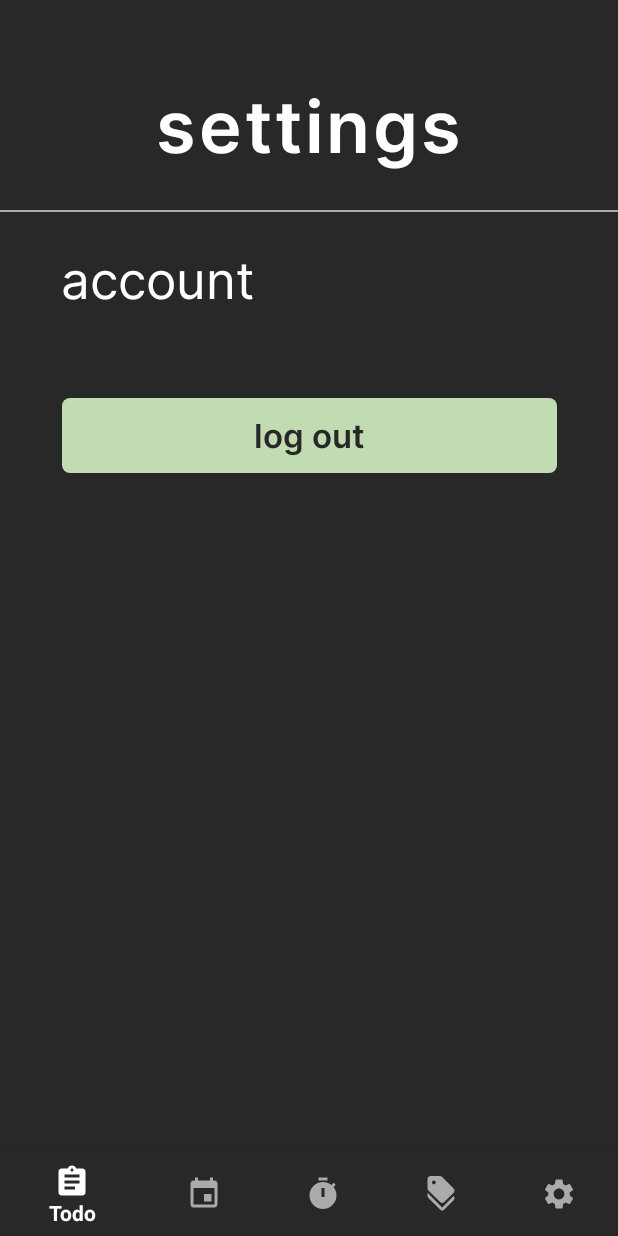
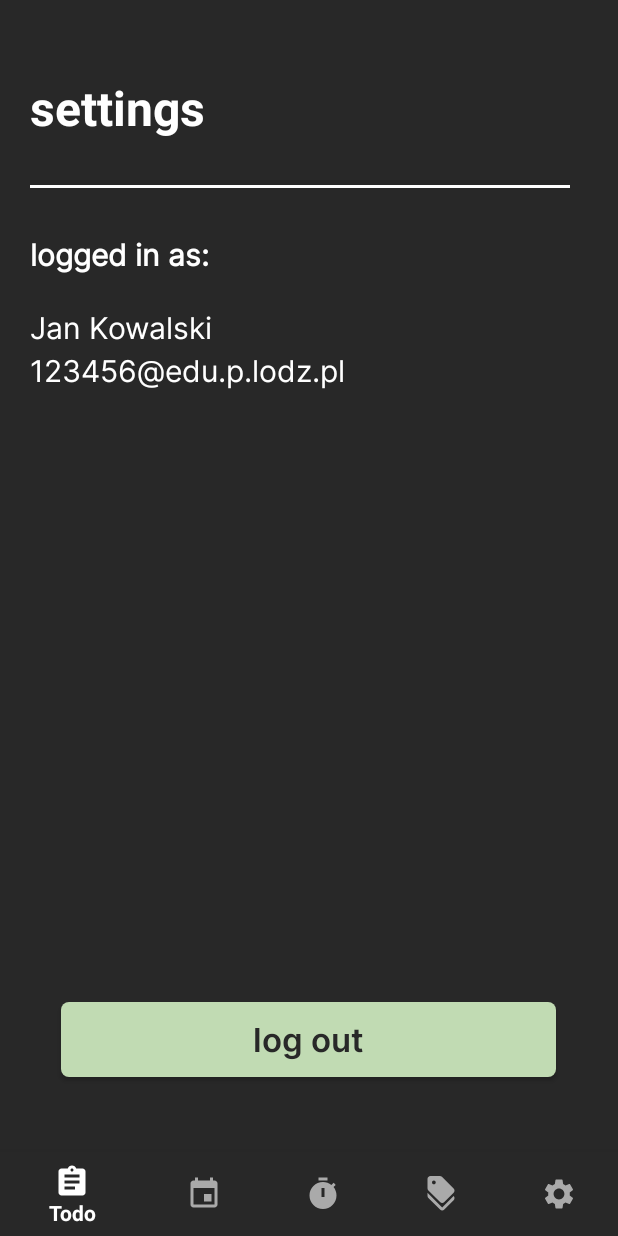
Before and after one commit to parsley026/Teeplan, an Android app: the fragment SettingsFragment placed in its activity, on a phone screen of 412 x 824 dp. Run offline under Robolectric (Android 15) with nearby library versions, the light colour scheme and no system bars; libraries missing offline, so code that uses them is left out: com.leinardi.android; 7 statements that could not run were skipped.

Commit message:
Ujednolicenie wygladu panelu ustawien

```diff
--- a/AndroidApplication/app/src/main/res/layout/fragment_settings.xml
+++ b/AndroidApplication/app/src/main/res/layout/fragment_settings.xml
@@ -1,63 +1,72 @@
 <?xml version="1.0" encoding="utf-8"?>
-<androidx.constraintlayout.widget.ConstraintLayout xmlns:android="http://schemas.android.com/apk/res/android"
+<RelativeLayout xmlns:android="http://schemas.android.com/apk/res/android"
     xmlns:app="http://schemas.android.com/apk/res-auto"
     xmlns:tools="http://schemas.android.com/tools"
+    android:layout_width="match_parent"
+    android:background="@color/colorPrimaryDark"
+    android:layout_height="match_parent"
     android:id="@+id/main"
-    android:layout_width="match_parent"
-    android:layout_height="match_parent"
-    android:textAlignment="center"
     tools:context=".LoginActivity">
-
-
     <TextView
         android:id="@+id/settingsText"
-        style="@style/AppHeaderTextStyle"
         android:layout_width="wrap_content"
         android:layout_height="wrap_content"
-        android:text="settings"
-        app:layout_constraintBottom_toBottomOf="parent"
-        app:layout_constraintEnd_toEndOf="parent"
-        app:layout_constraintStart_toStartOf="parent"
-        app:layout_constraintTop_toTopOf="parent"
-        app:layout_constraintVertical_bias="0.070" />
+        android:textStyle="bold"
+        android:textColor="@color/colorWhite"
+        android:layout_marginStart="20dp"
+        android:layout_marginBottom="20dp"
+        android:layout_marginTop="50dp"
+        android:textSize="32sp"
+        android:text="settings"/>
 
     <View
         android:id="@+id/view"
-        android:layout_width="0dp"
-        android:layout_height="1dp"
-        android:layout_weight="1"
-        android:background="@color/colorWhiteHint"
-        app:layout_constraintBottom_toBottomOf="parent"
-        app:layout_constraintStart_toStartOf="parent"
-        app:layout_constraintTop_toBottomOf="@+id/settingsText"
-        app:layout_constraintVertical_bias="0.034" />
+        android:layout_width="360dp"
+        android:layout_marginStart="20dp"
+        android:layout_height="2dp"
+        android:background="@color/colorWhite"
+        android:layout_below="@id/settingsText"
+        android:layout_marginVertical="10dp"/>
 
     <TextView
         android:id="@+id/accountText"
         style="@style/AppEntryTextStyle"
         android:layout_width="wrap_content"
         android:layout_height="wrap_content"
-        android:text="account"
-        android:textSize="34dp"
-        app:layout_constraintBottom_toBottomOf="parent"
-        app:layout_constraintEnd_toEndOf="parent"
-        app:layout_constraintHorizontal_bias="0.145"
-        app:layout_constraintStart_toStartOf="parent"
-        app:layout_constraintTop_toBottomOf="@+id/view"
-        app:layout_constraintVertical_bias="0.036" />
-
+        android:text="logged in as:"
+        android:textSize="20sp"
+        android:textStyle="bold"
+        android:layout_below="@id/view"
+        android:layout_marginStart="20dp"
+        android:layout_marginTop="20dp"
+        />
+    <TextView
+        android:id="@+id/accountInfoName"
+        style="@style/AppEntryTextStyle"
+        android:layout_width="wrap_content"
+        android:layout_height="wrap_content"
+        android:text="Jan Kowalski"
+        android:textSize="20sp"
+        android:layout_below="@id/accountText"
+        android:layout_marginStart="20dp"
+        android:layout_marginTop="20dp"
+        />
+    <TextView
+        android:id="@+id/accountInfoEmail"
+        style="@style/AppEntryTextStyle"
+        android:layout_width="wrap_content"
+        android:layout_height="wrap_content"
+        android:text="123456@edu.p.lodz.pl"
+        android:textSize="20sp"
+        android:layout_below="@id/accountInfoName"
+        android:layout_marginStart="20dp"/>
     <Button
         android:id="@+id/buttonSignOut"
         style="@style/AppButtonStyle"
         android:layout_width="330dp"
         android:layout_height="50dp"
         android:text="log out"
-        app:layout_constraintBottom_toBottomOf="parent"
-        app:layout_constraintEnd_toEndOf="parent"
-        app:layout_constraintHorizontal_bias="0.5"
-        app:layout_constraintStart_toStartOf="parent"
-        app:layout_constraintTop_toTopOf="parent"
-        app:layout_constraintVertical_bias="0.37" />
-
-
-</androidx.constraintlayout.widget.ConstraintLayout>
+        android:layout_centerHorizontal="true"
+        android:layout_alignParentBottom="true"
+        android:layout_marginBottom="50dp"/>
+</RelativeLayout>
--- a/AndroidApplication/app/src/main/res/layout/fragment_timer.xml
+++ b/AndroidApplication/app/src/main/res/layout/fragment_timer.xml
@@ -2,12 +2,12 @@
 <androidx.constraintlayout.widget.ConstraintLayout xmlns:android="http://schemas.android.com/apk/res/android"
     xmlns:app="http://schemas.android.com/apk/res-auto"
     xmlns:tools="http://schemas.android.com/tools"
+    android:background="@color/colorPrimaryDark"
     android:id="@+id/timer_xml"
     android:layout_width="match_parent"
     android:layout_height="match_parent"
     android:textAlignment="center"
     tools:context=".TimerFragment">
-
     <TextView
         android:id="@+id/timerText"
         style="@style/AppHeaderTextStyle"
```
